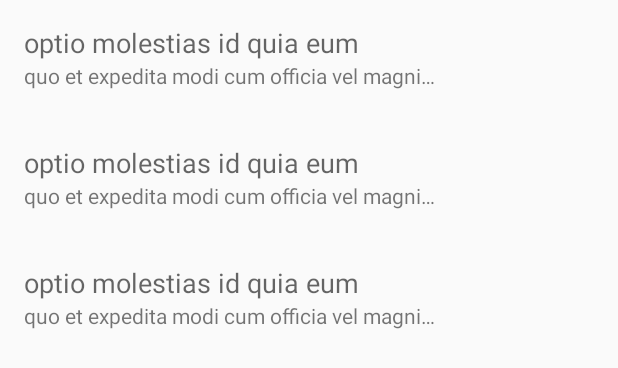
After one commit to Dhananjay92/fancy-json, an Android app: the layout post_list.xml on its own in the app's theme, with its tools: preview values and no code run, on a phone screen of 412 x 824 dp. The commit adds this screen. Shown: the top 368 px of the screen. Run offline under Robolectric (Android 15) with nearby library versions, the phone set to English and light mode, and no system bars.

Commit message:
Add simple activity with list of posts

```diff
--- a/app/build.gradle
+++ b/app/build.gradle
@@ -55,6 +55,7 @@ dependencies {
     })
     apt "com.google.dagger:dagger-compiler:$version_dagger"
     compile "com.android.support:appcompat-v7:$version_supportLib"
+    compile "com.android.support:recyclerview-v7:$version_supportLib"
     compile "com.google.dagger:dagger:$version_dagger"
     compile "com.jakewharton.timber:timber:$version_timber"
     compile "com.squareup.moshi:moshi:$version_moshi"
--- a/app/src/main/AndroidManifest.xml
+++ b/app/src/main/AndroidManifest.xml
@@ -23,7 +23,7 @@
             </intent-filter>
         </activity>
 
-        <activity android:name=".MainActivity" />
+        <activity android:name=".post.PostListActivity" />
 
     </application>
 
--- a/app/src/main/java/nl/smuldr/fancyjson/MainActivity.java
+++ /dev/null
@@ -1,6 +0,0 @@
-package nl.smuldr.fancyjson;
-
-import android.support.v7.app.AppCompatActivity;
-
-public final class MainActivity extends AppCompatActivity {
-}
--- a/app/src/main/java/nl/smuldr/fancyjson/MainComponent.java
+++ b/app/src/main/java/nl/smuldr/fancyjson/MainComponent.java
@@ -4,11 +4,12 @@ package nl.smuldr.fancyjson;
 import javax.inject.Singleton;
 
 import dagger.Component;
+import nl.smuldr.fancyjson.post.PostListActivity;
 import nl.smuldr.fancyjson.shared.AppModule;
 import nl.smuldr.fancyjson.shared.network.NetworkModule;
 
 @Singleton
 @Component(modules = {AppModule.class, NetworkModule.class})
 public interface MainComponent {
-    // nothing to inject!
+    void inject(PostListActivity activity);
 }
--- a/app/src/main/java/nl/smuldr/fancyjson/SplashActivity.java
+++ b/app/src/main/java/nl/smuldr/fancyjson/SplashActivity.java
@@ -4,6 +4,8 @@ import android.app.Activity;
 import android.content.Intent;
 import android.os.Bundle;
 import android.support.annotation.Nullable;
+
+import nl.smuldr.fancyjson.post.PostListActivity;
 
 /**
  * Super light activity that shows a simple splash screen while the application loads.
@@ -15,8 +17,7 @@ public final class SplashActivity extends Activity {
         super.onCreate(savedInstanceState);
         // do not set a content view: use the theme to show an image as window background
 
-        // carry on to the main activity
-        startActivity(new Intent(this, MainActivity.class));
+        startActivity(new Intent(this, PostListActivity.class));
         finish();
     }
 }
--- /dev/null
+++ b/app/src/main/java/nl/smuldr/fancyjson/post/ui/PostSummaryView.java
@@ -0,0 +1,45 @@
+package nl.smuldr.fancyjson.post.ui;
+
+import android.content.Context;
+import android.support.annotation.Nullable;
+import android.util.AttributeSet;
+import android.widget.LinearLayout;
+import android.widget.TextView;
+
+import nl.smuldr.fancyjson.R;
+import nl.smuldr.fancyjson.shared.model.Post;
+
+
+public class PostSummaryView extends LinearLayout {
+
+    private TextView title;
+    private TextView body;
+
+    public PostSummaryView(final Context context) {
+        this(context, null);
+    }
+
+    public PostSummaryView(final Context context, @Nullable final AttributeSet attrs) {
+        this(context, attrs, 0);
+    }
+
+    public PostSummaryView(final Context context, @Nullable final AttributeSet attrs, int defStyleAttr) {
+        this(context, attrs, defStyleAttr, 0);
+    }
+
+    public PostSummaryView(final Context context, @Nullable final AttributeSet attrs, int defStyleAttr, int defStyleRes) {
+        super(context, attrs, defStyleAttr, defStyleRes);
+    }
+
+    @Override
+    protected void onFinishInflate() {
+        super.onFinishInflate();
+        title = (TextView) findViewById(R.id.title);
+        body = (TextView) findViewById(R.id.body);
+    }
+
+    public void setData(final Post post) {
+        title.setText(post.getTitle());
+        body.setText(post.getBody());
+    }
+}
--- /dev/null
+++ b/app/src/main/res/layout/post_list.xml
@@ -0,0 +1,24 @@
+<?xml version="1.0" encoding="utf-8"?>
+<FrameLayout xmlns:android="http://schemas.android.com/apk/res/android"
+    xmlns:tools="http://schemas.android.com/tools"
+    android:layout_width="match_parent"
+    android:layout_height="match_parent"
+    android:animateLayoutChanges="true">
+
+    <android.support.v7.widget.RecyclerView
+        android:id="@+id/posts"
+        android:layout_width="match_parent"
+        android:layout_height="match_parent"
+        android:scrollbars="vertical"
+        android:visibility="gone"
+        tools:listitem="@layout/post_summary"
+        tools:visibility="visible" />
+
+    <ProgressBar
+        android:id="@+id/progressBar"
+        style="?android:attr/progressBarStyleLarge"
+        android:layout_width="wrap_content"
+        android:layout_height="wrap_content"
+        android:layout_gravity="center"
+        tools:visibility="gone" />
+</FrameLayout>
--- /dev/null
+++ b/app/src/main/res/layout/post_summary.xml
@@ -0,0 +1,30 @@
+<?xml version="1.0" encoding="utf-8"?>
+<nl.smuldr.fancyjson.post.ui.PostSummaryView xmlns:android="http://schemas.android.com/apk/res/android"
+    xmlns:tools="http://schemas.android.com/tools"
+    android:layout_width="match_parent"
+    android:layout_height="?android:attr/listPreferredItemHeightLarge"
+    android:orientation="vertical"
+    android:paddingBottom="16dp"
+    android:paddingEnd="?android:attr/listPreferredItemPaddingEnd"
+    android:paddingStart="?android:attr/listPreferredItemPaddingStart"
+    android:paddingTop="16dp">
+
+    <TextView
+        android:id="@+id/title"
+        android:layout_width="wrap_content"
+        android:layout_height="wrap_content"
+        android:ellipsize="end"
+        android:maxLines="1"
+        android:textAppearance="@android:style/TextAppearance.Material.Medium"
+        tools:text="optio molestias id quia eum" />
+
+    <TextView
+        android:id="@+id/body"
+        android:layout_width="wrap_content"
+        android:layout_height="wrap_content"
+        android:ellipsize="end"
+        android:maxLines="1"
+        android:textAppearance="@android:style/TextAppearance.Material.Small"
+        tools:text="quo et expedita modi cum officia vel magni\ndoloribus qui repudiandae\nvero nisi sit\nquos veniam quod sed accusamus veritatis error" />
+
+</nl.smuldr.fancyjson.post.ui.PostSummaryView>
```
Also changed, not shown: app/src/main/java/nl/smuldr/fancyjson/post/PostListActivity.java (added, +76 -0 lines), app/src/main/java/nl/smuldr/fancyjson/post/PostListPresenter.java (added, +64 -0 lines), app/src/main/java/nl/smuldr/fancyjson/post/loader/LoadPostsResult.java (added, +30 -0 lines), app/src/main/java/nl/smuldr/fancyjson/post/loader/PostsLoader.java (added, +40 -0 lines), app/src/main/java/nl/smuldr/fancyjson/post/ui/PostAdapter.java (added, +46 -0 lines).
